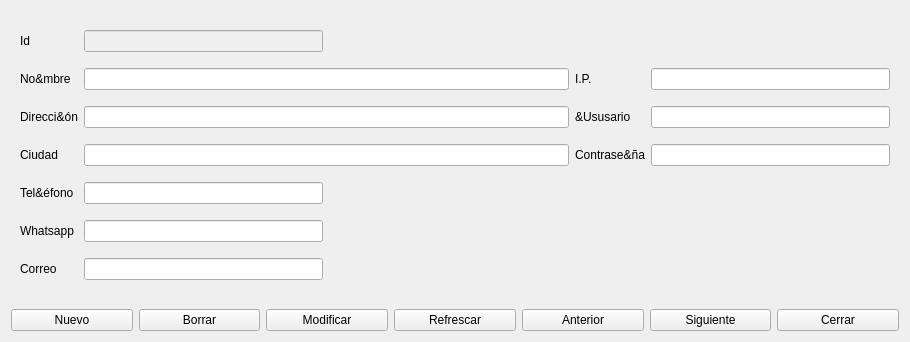
Above: tiendas.ui from Ladis72/tienda before the change. Below: the same form after it.
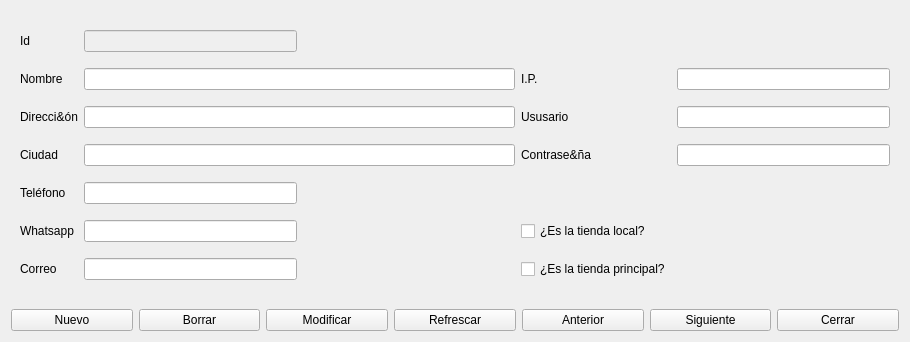
That is the form after the change. Icons and pictures are not drawn.

The edit to the form file:
```diff
--- a/tiendas.ui
+++ b/tiendas.ui
@@ -114,7 +114,7 @@
       <item row="3" column="3">
        <widget class="QLabel" name="label_8">
         <property name="text">
-         <string>&amp;Ususario</string>
+         <string>Ususario</string>
         </property>
        </widget>
       </item>
@@ -209,14 +209,14 @@
       <item row="5" column="0">
        <widget class="QLabel" name="label_3">
         <property name="text">
-         <string>Tel&amp;éfono</string>
+         <string>Teléfono</string>
         </property>
        </widget>
       </item>
       <item row="2" column="0">
        <widget class="QLabel" name="label">
         <property name="text">
-         <string>No&amp;mbre</string>
+         <string>Nombre</string>
         </property>
        </widget>
       </item>
@@ -242,6 +242,20 @@
       <item row="4" column="1" colspan="2">
        <widget class="QLineEdit" name="lineEditCiudad"/>
       </item>
+      <item row="7" column="3">
+       <widget class="QCheckBox" name="checkBoxMaster">
+        <property name="text">
+         <string>¿Es la tienda principal?</string>
+        </property>
+       </widget>
+      </item>
+      <item row="6" column="3">
+       <widget class="QCheckBox" name="checkBoxLocal">
+        <property name="text">
+         <string>¿Es la tienda local?</string>
+        </property>
+       </widget>
+      </item>
      </layout>
     </widget>
    </item>
```
